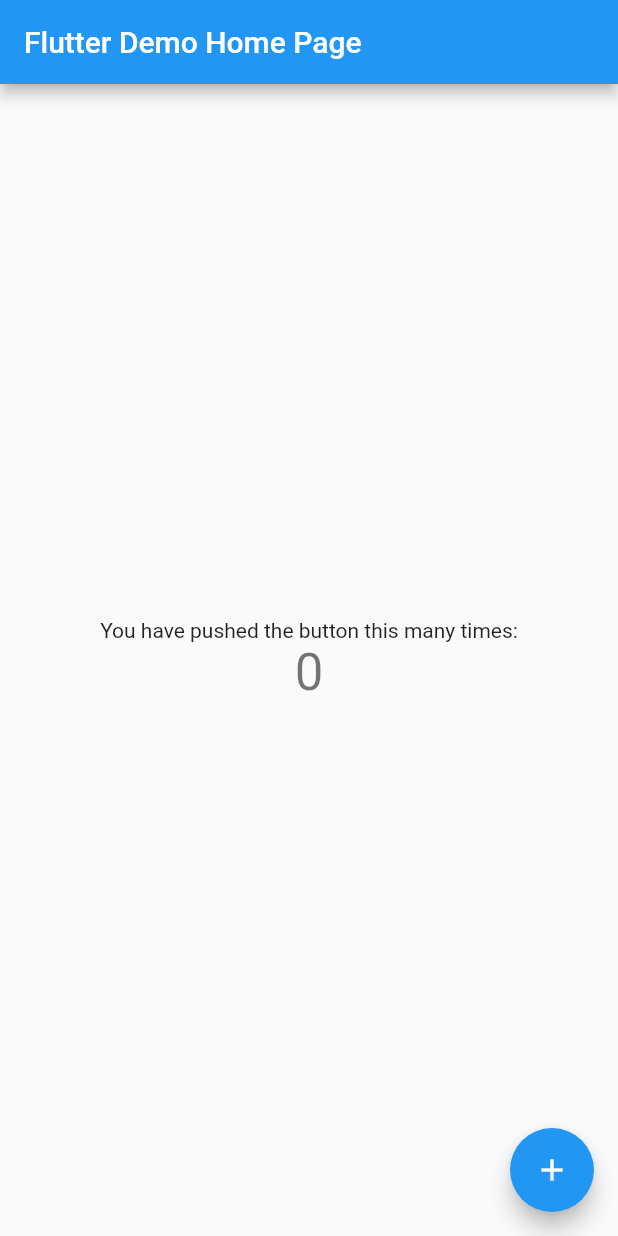
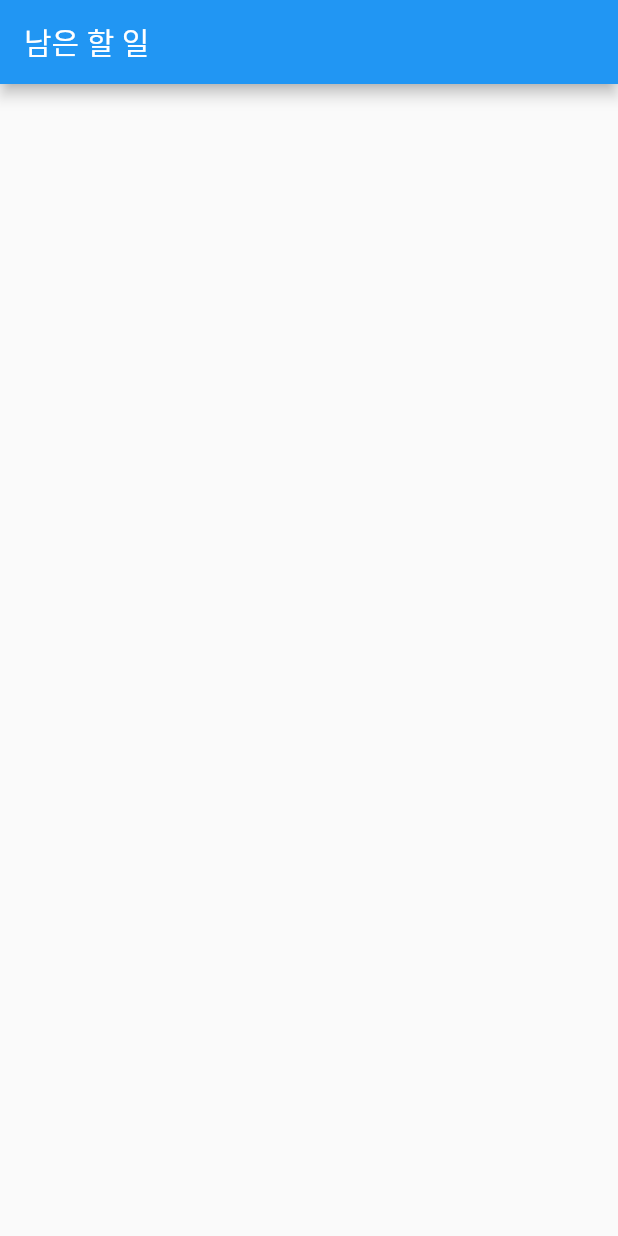
Before and after one commit to kopro-ov/TIL, a Flutter app: the screen it shows after launch, on a phone screen of 412 x 824 dp. Run offline on Flutter 3.47's test engine with Material 2 defaults, Android fonts, the phone set to English and light mode, and no system bars; our stand-ins replace carousel_slider.

Commit message:
Init Todo
기본 코드 준비

```diff
--- a/framework/flutter/project/todo/lib/main.dart
+++ b/framework/flutter/project/todo/lib/main.dart
@@ -4,112 +4,43 @@
   runApp(const MyApp());
 }
 
+//할 일 클래스
+class Todo {
+  bool isDone = false;
+  String title;
+  Todo(this.title);
+}
+
 class MyApp extends StatelessWidget {
   const MyApp({Key? key}) : super(key: key);
 
-  // This widget is the root of your application.
   @override
   Widget build(BuildContext context) {
     return MaterialApp(
-      title: 'Flutter Demo',
+      title: '할 일 관리',
       theme: ThemeData(
-        // This is the theme of your application.
-        //
-        // Try running your application with "flutter run". You'll see the
-        // application has a blue toolbar. Then, without quitting the app, try
-        // changing the primarySwatch below to Colors.green and then invoke
-        // "hot reload" (press "r" in the console where you ran "flutter run",
-        // or simply save your changes to "hot reload" in a Flutter IDE).
-        // Notice that the counter didn't reset back to zero; the application
-        // is not restarted.
         primarySwatch: Colors.blue,
       ),
-      home: const MyHomePage(title: 'Flutter Demo Home Page'),
+      home: TodoListPage(),
     );
   }
 }
 
-class MyHomePage extends StatefulWidget {
-  const MyHomePage({Key? key, required this.title}) : super(key: key);
-
-  // This widget is the home page of your application. It is stateful, meaning
-  // that it has a State object (defined below) that contains fields that affect
-  // how it looks.
-
-  // This class is the configuration for the state. It holds the values (in this
-  // case the title) provided by the parent (in this case the App widget) and
-  // used by the build method of the State. Fields in a Widget subclass are
-  // always marked "final".
-
-  final String title;
+class TodoListPage extends StatefulWidget {
+  const TodoListPage({Key? key}) : super(key: key);
 
   @override
-  State<MyHomePage> createState() => _MyHomePageState();
+  _TodoListPageState createState() => _TodoListPageState();
 }
 
-class _MyHomePageState extends State<MyHomePage> {
-  int _counter = 0;
-
-  void _incrementCounter() {
-    setState(() {
-      // This call to setState tells the Flutter framework that something has
-      // changed in this State, which causes it to rerun the build method below
-      // so that the display can reflect the updated values. If we changed
-      // _counter without calling setState(), then the build method would not be
-      // called again, and so nothing would appear to happen.
-      _counter++;
-    });
-  }
-
+class _TodoListPageState extends State<TodoListPage> {
   @override
   Widget build(BuildContext context) {
-    // This method is rerun every time setState is called, for instance as done
-    // by the _incrementCounter method above.
-    //
-    // The Flutter framework has been optimized to make rerunning build methods
-    // fast, so that you can just rebuild anything that needs updating rather
-    // than having to individually change instances of widgets.
     return Scaffold(
       appBar: AppBar(
-        // Here we take the value from the MyHomePage object that was created by
-        // the App.build method, and use it to set our appbar title.
-        title: Text(widget.title),
+        title: Text('남은 할 일'),
       ),
-      body: Center(
-        // Center is a layout widget. It takes a single child and positions it
-        // in the middle of the parent.
-        child: Column(
-          // Column is also a layout widget. It takes a list of children and
-          // arranges them vertically. By default, it sizes itself to fit its
-          // children horizontally, and tries to be as tall as its parent.
-          //
-          // Invoke "debug painting" (press "p" in the console, choose the
-          // "Toggle Debug Paint" action from the Flutter Inspector in Android
-          // Studio, or the "Toggle Debug Paint" command in Visual Studio Code)
-          // to see the wireframe for each widget.
-          //
-          // Column has various properties to control how it sizes itself and
-          // how it positions its children. Here we use mainAxisAlignment to
-          // center the children vertically; the main axis here is the vertical
-          // axis because Columns are vertical (the cross axis would be
-          // horizontal).
-          mainAxisAlignment: MainAxisAlignment.center,
-          children: <Widget>[
-            const Text(
-              'You have pushed the button this many times:',
-            ),
-            Text(
-              '$_counter',
-              style: Theme.of(context).textTheme.headline4,
-            ),
-          ],
-        ),
-      ),
-      floatingActionButton: FloatingActionButton(
-        onPressed: _incrementCounter,
-        tooltip: 'Increment',
-        child: const Icon(Icons.add),
-      ), // This trailing comma makes auto-formatting nicer for build methods.
+      body: Container(),
     );
   }
 }
```
